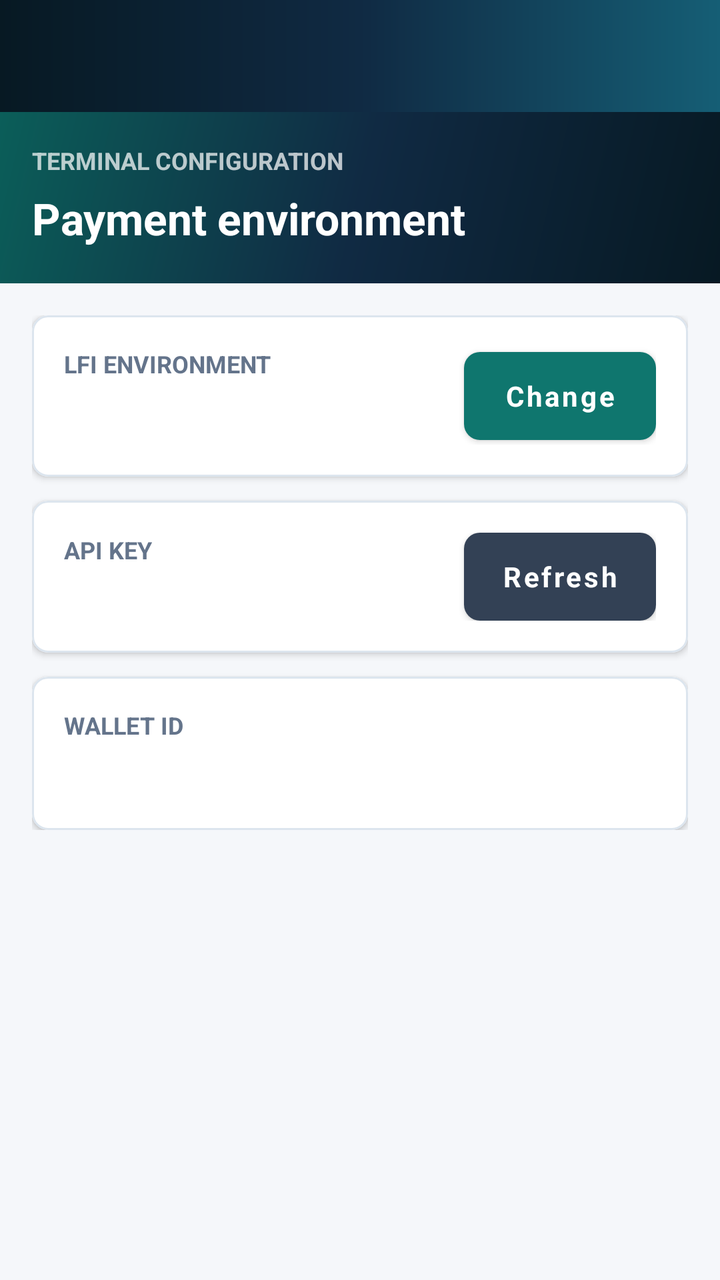
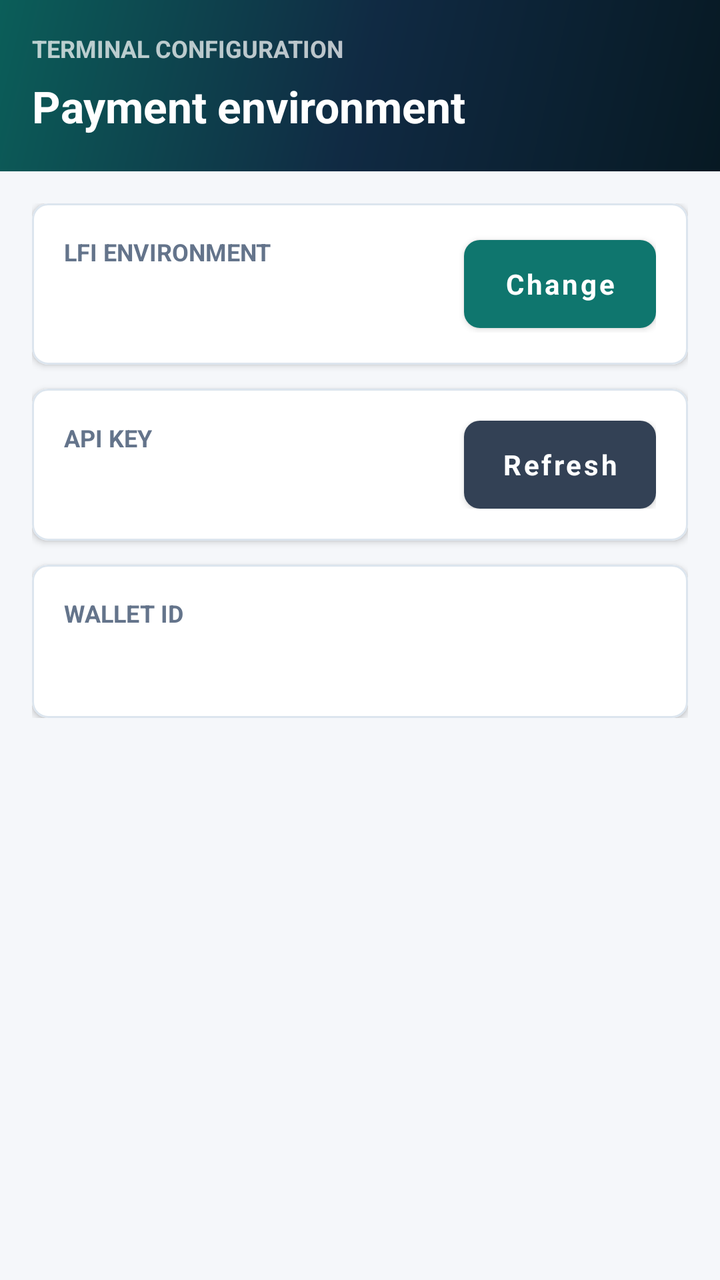

Screens rendered from an Android XML layout before and after an edit, with the pre-edit source and the edit as a unified diff.
<!-- AndroidManifest.xml: application theme AppTheme -->
<!-- res/layout/activity_setting.xml -->
<?xml version="1.0" encoding="utf-8"?>
<LinearLayout xmlns:android="http://schemas.android.com/apk/res/android"
    xmlns:app="http://schemas.android.com/apk/res-auto"
    android:layout_width="match_parent"
    android:layout_height="match_parent"
    android:background="@color/background"
    android:orientation="vertical">

    <androidx.appcompat.widget.Toolbar
        android:id="@+id/toolbar"
        style="@style/AppToolbar"
        android:layout_width="match_parent"
        android:layout_height="?attr/actionBarSize"
        app:titleTextColor="@color/white" />

    <ScrollView
        android:layout_width="match_parent"
        android:layout_height="match_parent"
        android:fillViewport="true">

        <LinearLayout
            android:layout_width="match_parent"
            android:layout_height="wrap_content"
            android:orientation="vertical">

            <LinearLayout
                android:layout_width="match_parent"
                android:layout_height="wrap_content"
                android:background="@drawable/bg_amount_panel"
                android:orientation="vertical"
                android:paddingStart="@dimen/screen_margin"
                android:paddingTop="16dp"
                android:paddingEnd="@dimen/screen_margin"
                android:paddingBottom="18dp">

                <TextView
                    style="@style/TextSectionLabel"
                    android:layout_width="wrap_content"
                    android:layout_height="wrap_content"
                    android:text="@string/setting_header_label"
                    android:textColor="#B8FFFFFF" />

                <TextView
                    android:layout_width="match_parent"
                    android:layout_height="wrap_content"
                    android:layout_marginTop="6dp"
                    android:text="@string/setting_header_title"
                    android:textColor="@color/white"
                    android:textSize="22sp"
                    android:textStyle="bold" />
            </LinearLayout>

            <LinearLayout
                android:layout_width="match_parent"
                android:layout_height="wrap_content"
                android:orientation="vertical"
                android:padding="@dimen/screen_margin">

                <com.google.android.material.card.MaterialCardView
                    style="@style/AppCard"
                    android:layout_width="match_parent"
                    android:layout_height="wrap_content"
                    android:layout_marginBottom="12dp">

                    <LinearLayout
                        android:layout_width="match_parent"
                        android:layout_height="wrap_content"
                        android:gravity="center_vertical"
                        android:orientation="horizontal"
                        android:padding="16dp">

                        <LinearLayout
                            android:layout_width="0dp"
                            android:layout_height="wrap_content"
                            android:layout_weight="1"
                            android:orientation="vertical">

                            <TextView
                                style="@style/TextSectionLabel"
                                android:layout_width="wrap_content"
                                android:layout_height="wrap_content"
                                android:text="@string/setting_env_label" />

                            <TextView
                                android:id="@+id/tv_env_value"
                                android:layout_width="match_parent"
                                android:layout_height="wrap_content"
                                android:layout_marginTop="8dp"
                                android:textColor="@color/text_primary"
                                android:textSize="18sp"
                                android:textStyle="bold" />
                        </LinearLayout>

                        <com.google.android.material.button.MaterialButton
                            android:id="@+id/btn_change_env"
                            style="@style/AccentButton"
                            android:layout_width="wrap_content"
                            android:layout_height="44dp"
                            android:layout_marginStart="12dp"
                            android:minWidth="96dp"
                            android:text="@string/setting_change"
                            android:textSize="14sp" />
                    </LinearLayout>
                </com.google.android.material.card.MaterialCardView>

                <com.google.android.material.card.MaterialCardView
                    style="@style/AppCard"
                    android:layout_width="match_parent"
                    android:layout_height="wrap_content"
                    android:layout_marginBottom="12dp">

                    <LinearLayout
                        android:layout_width="match_parent"
                        android:layout_height="wrap_content"
                        android:gravity="center_vertical"
                        android:orientation="horizontal"
                        android:padding="16dp">

                        <LinearLayout
                            android:layout_width="0dp"
                            android:layout_height="wrap_content"
                            android:layout_weight="1"
                            android:orientation="vertical">

                            <TextView
                                style="@style/TextSectionLabel"
                                android:layout_width="wrap_content"
                                android:layout_height="wrap_content"
                                android:text="@string/setting_api_key_label" />

                            <TextView
                                android:id="@+id/tv_api_key_value"
                                android:layout_width="match_parent"
                                android:layout_height="wrap_content"
                                android:layout_marginTop="8dp"
                                android:ellipsize="middle"
                                android:maxLines="1"
                                android:textColor="@color/text_primary"
                                android:textSize="14sp" />
                        </LinearLayout>

                        <com.google.android.material.button.MaterialButton
                            android:id="@+id/btn_refresh_key"
                            style="@style/SecondaryButton"
                            android:layout_width="wrap_content"
                            android:layout_height="44dp"
                            android:layout_marginStart="12dp"
                            android:minWidth="96dp"
                            android:text="@string/setting_refresh"
                            android:textSize="14sp" />
                    </LinearLayout>
                </com.google.android.material.card.MaterialCardView>

                <com.google.android.material.card.MaterialCardView
                    style="@style/AppCard"
                    android:layout_width="match_parent"
                    android:layout_height="wrap_content">

                    <LinearLayout
                        android:layout_width="match_parent"
                        android:layout_height="wrap_content"
                        android:orientation="vertical"
                        android:padding="16dp">

                        <TextView
                            style="@style/TextSectionLabel"
                            android:layout_width="wrap_content"
                            android:layout_height="wrap_content"
                            android:text="@string/setting_wallet_id_label" />

                        <TextView
                            android:id="@+id/tv_wallet_id_value"
                            android:layout_width="match_parent"
                            android:layout_height="wrap_content"
                            android:layout_marginTop="8dp"
                            android:textColor="@color/text_primary"
                            android:textSize="15sp"
                            android:textStyle="bold" />
                    </LinearLayout>
                </com.google.android.material.card.MaterialCardView>
            </LinearLayout>
        </LinearLayout>
    </ScrollView>
</LinearLayout>
<!-- resources referenced by this layout -->
<resources>
  <color name="background">#F5F7FA</color>
  <color name="text_primary">#111827</color>
  <color name="white">#FFFFFF</color>
  <dimen name="screen_margin">16dp</dimen>
  <!-- drawable bg_amount_panel (drawable) -->
  <?xml version="1.0" encoding="utf-8"?>
  <shape xmlns:android="http://schemas.android.com/apk/res/android">
      <gradient
          android:angle="135"
          android:startColor="@color/primary_dark"
          android:centerColor="@color/primary"
          android:endColor="@color/accent_dark" />
  </shape>
  <string name="setting_api_key_label">API Key</string>
  <string name="setting_change">Change</string>
  <string name="setting_env_label">LFI Environment</string>
  <string name="setting_header_label">Terminal configuration</string>
  <string name="setting_header_title">Payment environment</string>
  <string name="setting_refresh">Refresh</string>
  <string name="setting_wallet_id_label">Wallet ID</string>
  <style name="AccentButton" parent="Widget.MaterialComponents.Button">
          <item name="android:minHeight">@dimen/button_height</item>
          <item name="backgroundTint">@color/accent</item>
          <item name="android:textColor">@color/white</item>
          <item name="android:textSize">16sp</item>
          <item name="android:textStyle">bold</item>
          <item name="android:textAllCaps">false</item>
          <item name="cornerRadius">8dp</item>
          <item name="android:insetTop">0dp</item>
          <item name="android:insetBottom">0dp</item>
          <item name="rippleColor">@color/accent_dark</item>
      </style>
  <style name="AppCard" parent="Widget.MaterialComponents.CardView">
          <item name="cardCornerRadius">@dimen/card_corner_radius</item>
          <item name="cardElevation">@dimen/card_elevation</item>
          <item name="cardBackgroundColor">@color/card</item>
          <item name="strokeColor">@color/card_stroke</item>
          <item name="strokeWidth">1dp</item>
      </style>
  <style name="AppToolbar">
          <item name="android:background">@drawable/bg_toolbar</item>
          <item name="android:elevation">0dp</item>
      </style>
  <style name="TextSectionLabel">
          <item name="android:textColor">@color/text_secondary</item>
          <item name="android:textSize">12sp</item>
          <item name="android:textStyle">bold</item>
          <item name="android:textAllCaps">true</item>
      </style>
  <style name="AppTheme" parent="Theme.MaterialComponents.Light.NoActionBar">
          <item name="colorPrimary">@color/primary</item>
          <item name="colorPrimaryDark">@color/primary_dark</item>
          <item name="colorAccent">@color/accent</item>
          <item name="android:windowBackground">@color/background</item>
          <item name="android:statusBarColor">@color/primary_dark</item>
          <item name="android:navigationBarColor">@color/primary_dark</item>
          <item name="android:fontFamily">sans-serif</item>
      </style>
  <color name="primary_dark">#071923</color>
  <color name="primary">#102A43</color>
  <color name="accent_dark">#0B5E59</color>
  <dimen name="button_height">56dp</dimen>
  <color name="accent">#0F766E</color>
  <dimen name="card_corner_radius">8dp</dimen>
  <dimen name="card_elevation">2dp</dimen>
  <color name="card">#FFFFFF</color>
  <color name="card_stroke">#DCE5EE</color>
  <!-- drawable bg_toolbar (drawable) -->
  <?xml version="1.0" encoding="utf-8"?>
  <shape xmlns:android="http://schemas.android.com/apk/res/android">
      <gradient
          android:angle="0"
          android:startColor="@color/primary_dark"
          android:centerColor="@color/primary"
          android:endColor="@color/primary_variant" />
  </shape>
  <color name="btn_secondary">#334155</color>
  <color name="text_secondary">#64748B</color>
  <color name="primary_variant">#155E75</color>
  <!-- unchanged entries left out for length: 1 -->
</resources>

<!-- the commit's change to res/layout/activity_setting.xml (unified diff, before → after) -->
@@ -5,13 +5,6 @@
     android:layout_height="match_parent"
     android:background="@color/background"
     android:orientation="vertical">
-
-    <androidx.appcompat.widget.Toolbar
-        android:id="@+id/toolbar"
-        style="@style/AppToolbar"
-        android:layout_width="match_parent"
-        android:layout_height="?attr/actionBarSize"
-        app:titleTextColor="@color/white" />
 
     <ScrollView
         android:layout_width="match_parent"
<!-- resource entries referenced after the edit -->
@@ -39,10 +39,6 @@
           <item name="strokeColor">@color/card_stroke</item>
           <item name="strokeWidth">1dp</item>
       </style>
-  <style name="AppToolbar">
-          <item name="android:background">@drawable/bg_toolbar</item>
-          <item name="android:elevation">0dp</item>
-      </style>
   <style name="TextSectionLabel">
           <item name="android:textColor">@color/text_secondary</item>
           <item name="android:textSize">12sp</item>
@@ -67,18 +63,8 @@
   <dimen name="card_elevation">2dp</dimen>
   <color name="card">#FFFFFF</color>
   <color name="card_stroke">#DCE5EE</color>
-  <!-- drawable bg_toolbar (drawable) -->
-  <?xml version="1.0" encoding="utf-8"?>
-  <shape xmlns:android="http://schemas.android.com/apk/res/android">
-      <gradient
-          android:angle="0"
-          android:startColor="@color/primary_dark"
-          android:centerColor="@color/primary"
-          android:endColor="@color/primary_variant" />
-  </shape>
   <color name="btn_secondary">#334155</color>
   <color name="text_secondary">#64748B</color>
-  <color name="primary_variant">#155E75</color>
   <!-- unchanged entries left out for length: 1 -->
 </resources>
 
